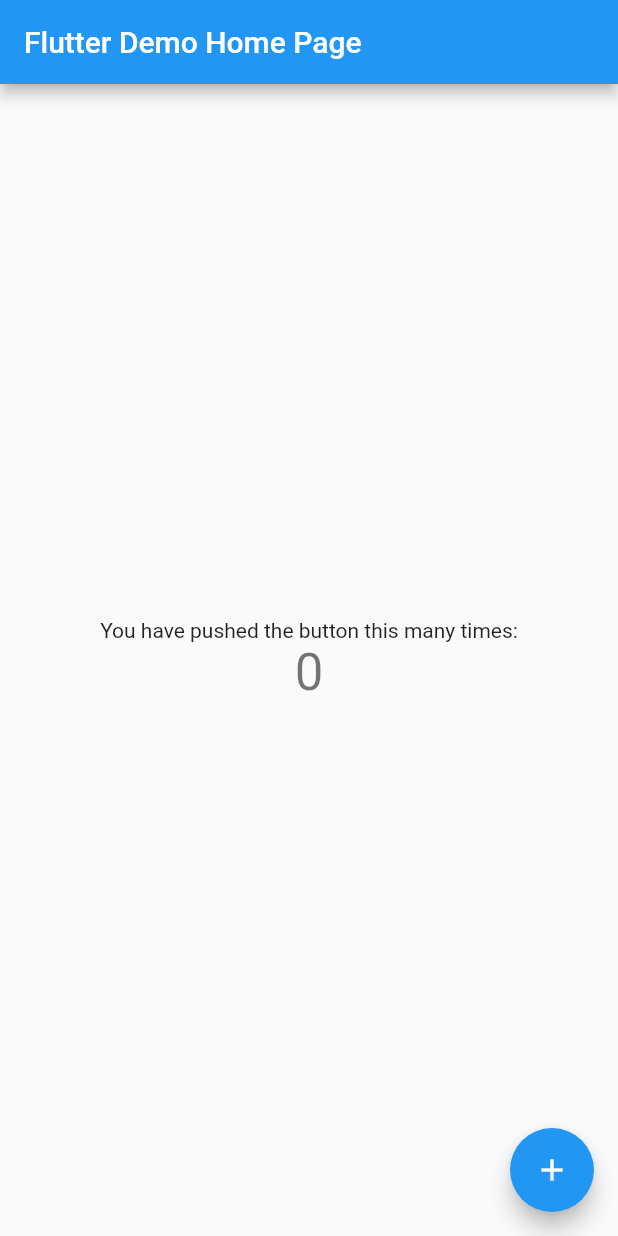
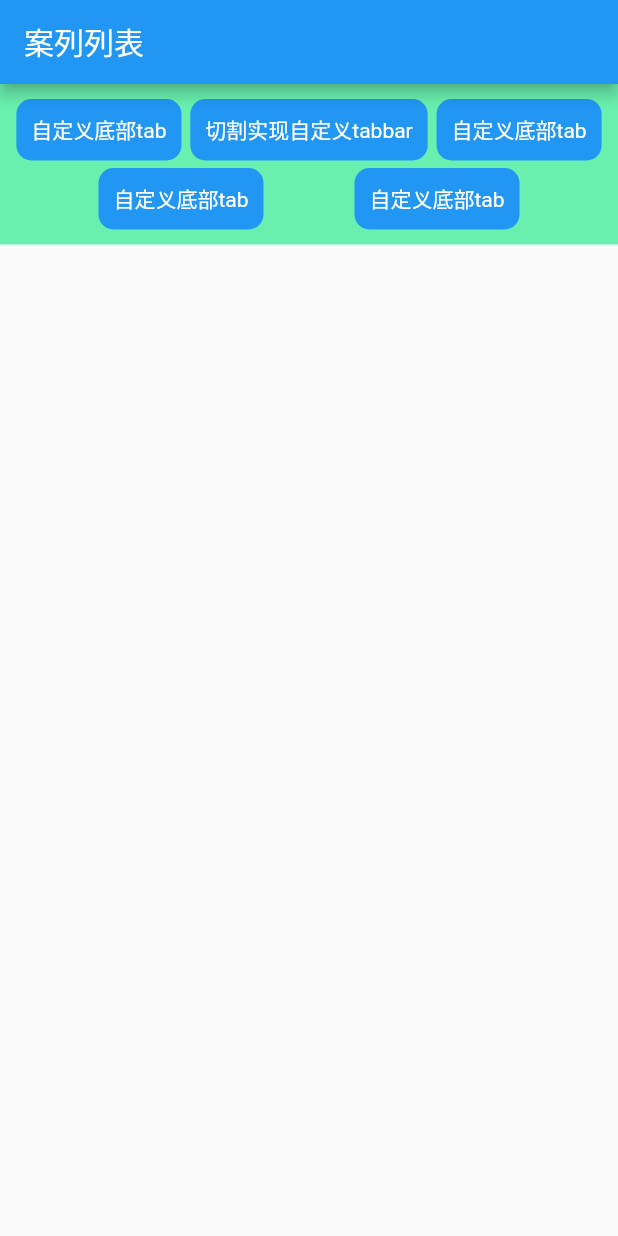
Before and after one commit to Wesley1993/flutter_demos, a Flutter app: the screen it shows after launch, on a phone screen of 412 x 824 dp. Run offline on Flutter 3.47's test engine with Material 2 defaults, Android fonts, the phone set to English and light mode, and no system bars.

Commit message:
修改APP的名称

```diff
--- a/lib/main.dart
+++ b/lib/main.dart
@@ -1,4 +1,7 @@
 import 'package:flutter/material.dart';
+import 'package:flutter_demos/cases/clip_tabbar/clip_tabbar.dart';
+import 'package:flutter_demos/cases/custom_tabbar/custom_tabbar.dart';
+import 'package:flutter_demos/widgets/custom_btn.dart';
 
 void main() {
   runApp(MyApp());
@@ -26,7 +29,7 @@ class MyApp extends StatelessWidget {
         // closer together (more dense) than on mobile platforms.
         visualDensity: VisualDensity.adaptivePlatformDensity,
       ),
-      home: MyHomePage(title: 'Flutter Demo Home Page'),
+      home: MyHomePage(title: '案列列表'),
     );
   }
 }
@@ -50,18 +53,6 @@ class MyHomePage extends StatefulWidget {
 }
 
 class _MyHomePageState extends State<MyHomePage> {
-  int _counter = 0;
-
-  void _incrementCounter() {
-    setState(() {
-      // This call to setState tells the Flutter framework that something has
-      // changed in this State, which causes it to rerun the build method below
-      // so that the display can reflect the updated values. If we changed
-      // _counter without calling setState(), then the build method would not be
-      // called again, and so nothing would appear to happen.
-      _counter++;
-    });
-  }
 
   @override
   Widget build(BuildContext context) {
@@ -77,41 +68,31 @@ class _MyHomePageState extends State<MyHomePage> {
         // the App.build method, and use it to set our appbar title.
         title: Text(widget.title),
       ),
-      body: Center(
-        // Center is a layout widget. It takes a single child and positions it
-        // in the middle of the parent.
-        child: Column(
-          // Column is also a layout widget. It takes a list of children and
-          // arranges them vertically. By default, it sizes itself to fit its
-          // children horizontally, and tries to be as tall as its parent.
-          //
-          // Invoke "debug painting" (press "p" in the console, choose the
-          // "Toggle Debug Paint" action from the Flutter Inspector in Android
-          // Studio, or the "Toggle Debug Paint" command in Visual Studio Code)
-          // to see the wireframe for each widget.
-          //
-          // Column has various properties to control how it sizes itself and
-          // how it positions its children. Here we use mainAxisAlignment to
-          // center the children vertically; the main axis here is the vertical
-          // axis because Columns are vertical (the cross axis would be
-          // horizontal).
-          mainAxisAlignment: MainAxisAlignment.center,
-          children: <Widget>[
-            Text(
-              'You have pushed the button this many times:',
-            ),
-            Text(
-              '$_counter',
-              style: Theme.of(context).textTheme.headline4,
-            ),
-          ],
+      body: Container(
+        padding: EdgeInsets.symmetric(horizontal: 10,vertical: 10),
+        color: Colors.greenAccent,
+        width: MediaQuery.of(context).size.width,
+        child: Wrap(
+          direction: Axis.horizontal,
+          alignment: WrapAlignment.spaceEvenly,
+          crossAxisAlignment: WrapCrossAlignment.start,
+          runAlignment: WrapAlignment.spaceBetween,
+          spacing: 5,
+          runSpacing: 5,
+          verticalDirection: VerticalDirection.down,
+          children: _cases(),
         ),
-      ),
-      floatingActionButton: FloatingActionButton(
-        onPressed: _incrementCounter,
-        tooltip: 'Increment',
-        child: Icon(Icons.add),
       ), // This trailing comma makes auto-formatting nicer for build methods.
     );
   }
+
+  List<Widget> _cases(){
+    return [
+      CustomBtn(widget: CustomTabBar(), value: '自定义底部tab'),
+      CustomBtn(widget: CliperTabbar(), value: '切割实现自定义tabbar'),
+      CustomBtn(widget: CustomTabBar(), value: '自定义底部tab'),
+      CustomBtn(widget: CustomTabBar(), value: '自定义底部tab'),
+      CustomBtn(widget: CustomTabBar(), value: '自定义底部tab')
+    ];
+  }
 }
--- /dev/null
+++ b/lib/widgets/custom_btn.dart
@@ -0,0 +1,48 @@
+/// Created with Android Studio
+/// User: wesley
+/// Time: 2020/11/3 10:14
+/// Email: 1124700977@qq.com
+/// Des: 自定义按钮
+import 'package:flutter/material.dart';
+
+class CustomBtn extends StatefulWidget {
+  CustomBtn(
+      {Key key,
+      @required this.widget,
+      @required this.value,
+      this.horizontal=10,
+      this.vertical=10,
+      this.textStyle})
+      : super(key: key);
+
+  final Widget widget; //案例组件
+  final String value; //案例标题
+  final double horizontal; //水平内边距
+  final double vertical; //垂直内边距
+  final TextStyle textStyle; //文本样式
+
+  @override
+  _CustomBtnState createState() => _CustomBtnState();
+}
+
+class _CustomBtnState extends State<CustomBtn> {
+  @override
+  Widget build(BuildContext context) {
+    return GestureDetector(
+      onTap: () {
+        Navigator.push(
+            context, MaterialPageRoute(builder: (context) => widget.widget));
+      },
+      child: Container(
+        decoration: BoxDecoration(
+            color: Colors.blue,
+            borderRadius: BorderRadius.all(Radius.circular(10.0))),
+        padding: EdgeInsets.symmetric(horizontal: widget.horizontal, vertical: widget.vertical),
+        child: Text(
+          widget.value,
+          style: widget.textStyle ?? TextStyle(color: Colors.white),
+        ),
+      ),
+    );
+  }
+}
```
Also changed, not shown: 2 other files.
